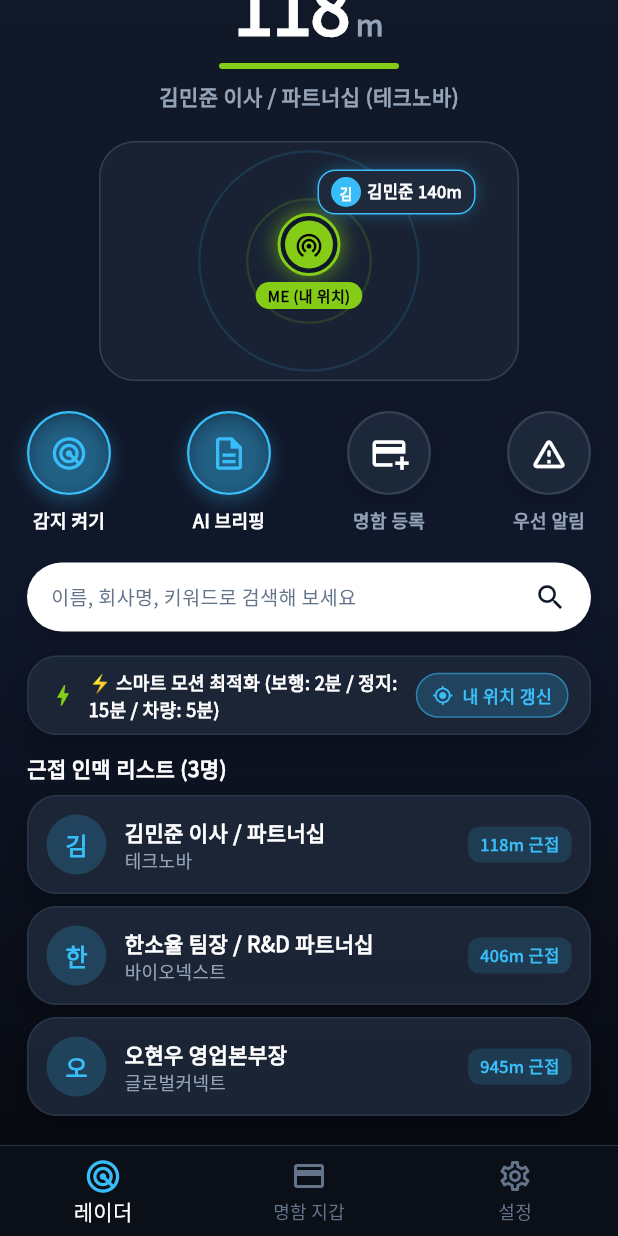
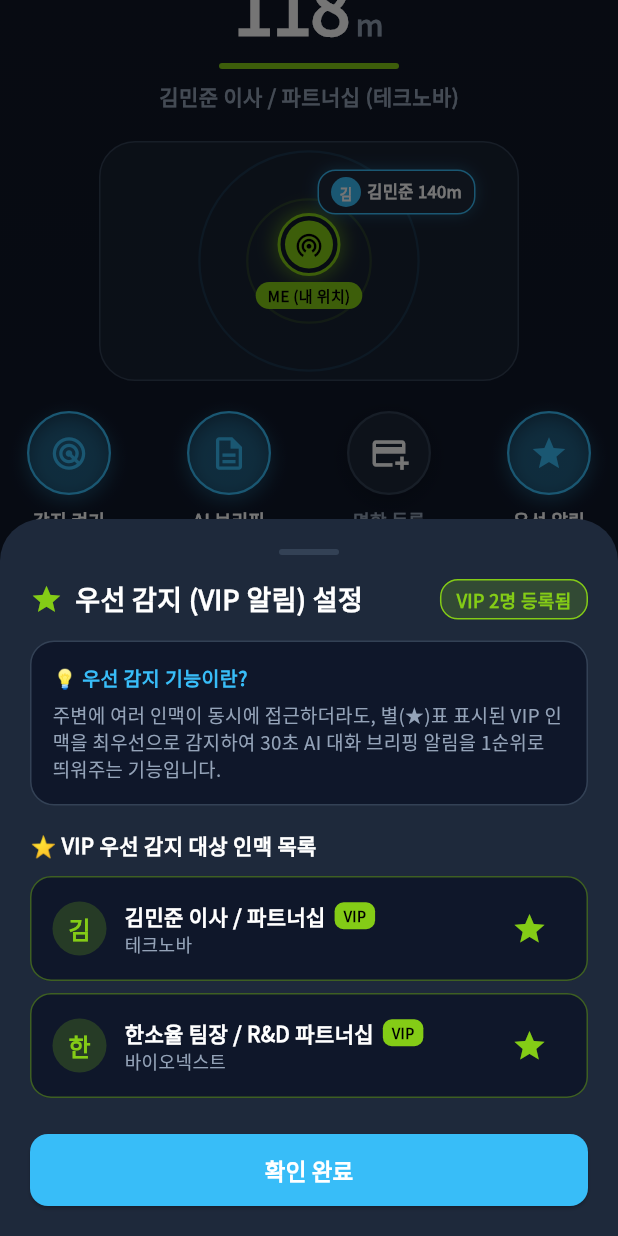
Before and after one commit to globe2030-git/connection-trace-ai-v2-flutter, a Flutter app: the screen it shows after launch, scrolled down 107 dp, after a tap on "우선 알림", on a phone screen of 412 x 824 dp. Run offline on Flutter 3.47's test engine with Material 3 defaults, Android fonts, the phone set to English and light mode, and no system bars; our stand-ins replace google_fonts, shared_preferences.

Commit message:
feat: add interactive PriorityModalView for managing VIP Priority Proximity Detection

```diff
--- a/lib/presentation/features/radar/view_models/radar_view_model.dart
+++ b/lib/presentation/features/radar/view_models/radar_view_model.dart
@@ -105,4 +105,8 @@ class RadarViewModel extends ChangeNotifier {
     _selectedContactForBriefing = null;
     notifyListeners();
   }
+
+  void togglePriority(String id) {
+    _contactsRepository.togglePriority(id);
+  }
 }
--- /dev/null
+++ b/lib/presentation/features/radar/views/priority_modal_view.dart
@@ -0,0 +1,199 @@
+import 'package:flutter/material.dart';
+import 'package:provider/provider.dart';
+import '../../../../core/theme/app_colors.dart';
+import '../view_models/radar_view_model.dart';
+
+class PriorityModalView extends StatelessWidget {
+  const PriorityModalView({super.key});
+
+  @override
+  Widget build(BuildContext context) {
+    final viewModel = context.watch<RadarViewModel>();
+    final allContacts = viewModel.filteredContacts;
+    final priorityContacts = allContacts.where((c) => c.isPriority).toList();
+
+    return Container(
+      padding: const EdgeInsets.all(20),
+      decoration: const BoxDecoration(
+        color: AppColors.cardDark,
+        borderRadius: BorderRadius.vertical(top: Radius.circular(28)),
+      ),
+      child: SafeArea(
+        child: Column(
+          mainAxisSize: MainAxisSize.min,
+          crossAxisAlignment: CrossAxisAlignment.start,
+          children: [
+            Center(
+              child: Container(
+                width: 40,
+                height: 4,
+                decoration: BoxDecoration(
+                  color: AppColors.borderDark,
+                  borderRadius: BorderRadius.circular(2),
+                ),
+              ),
+            ),
+            const SizedBox(height: 16),
+
+            Row(
+              mainAxisAlignment: MainAxisAlignment.spaceBetween,
+              children: [
+                const Row(
+                  children: [
+                    Icon(Icons.star, color: AppColors.accentLime, size: 22),
+                    SizedBox(width: 8),
+                    Text(
+                      '우선 감지 (VIP 알림) 설정',
+                      style: TextStyle(fontSize: 18, fontWeight: FontWeight.bold, color: AppColors.textPrimary),
+                    ),
+                  ],
+                ),
+                Container(
+                  padding: const EdgeInsets.symmetric(horizontal: 10, vertical: 4),
+                  decoration: BoxDecoration(
+                    color: AppColors.accentLime.withValues(alpha: 0.2),
+                    borderRadius: BorderRadius.circular(12),
+                    border: Border.all(color: AppColors.accentLime),
+                  ),
+                  child: Text(
+                    'VIP ${priorityContacts.length}명 등록됨',
+                    style: const TextStyle(fontSize: 12, fontWeight: FontWeight.bold, color: AppColors.accentLime),
+                  ),
+                )
+              ],
+            ),
+
+            const SizedBox(height: 14),
+
+            // How it works explanatory banner
+            Container(
+              padding: const EdgeInsets.all(14),
+              decoration: BoxDecoration(
+                color: AppColors.bgDarkSlate,
+                borderRadius: BorderRadius.circular(16),
+                border: Border.all(color: AppColors.borderDark),
+              ),
+              child: Column(
+                crossAxisAlignment: CrossAxisAlignment.start,
+                children: const [
+                  Text(
+                    '💡 우선 감지 기능이란?',
+                    style: TextStyle(fontSize: 13, fontWeight: FontWeight.bold, color: AppColors.accentSky),
+                  ),
+                  SizedBox(height: 6),
+                  Text(
+                    '주변에 여러 인맥이 동시에 접근하더라도, 별(★)표 표시된 VIP 인맥을 최우선으로 감지하여 30초 AI 대화 브리핑 알림을 1순위로 띄워주는 기능입니다.',
+                    style: TextStyle(fontSize: 12.5, color: AppColors.textSecondary, height: 1.4),
+                  ),
+                ],
+              ),
+            ),
+
+            const SizedBox(height: 16),
+
+            const Text(
+              '⭐ VIP 우선 감지 대상 인맥 목록',
+              style: TextStyle(fontSize: 14, fontWeight: FontWeight.bold, color: AppColors.textPrimary),
+            ),
+            const SizedBox(height: 10),
+
+            if (priorityContacts.isEmpty)
+              Container(
+                padding: const EdgeInsets.all(20),
+                width: double.infinity,
+                decoration: BoxDecoration(
+                  color: AppColors.bgDarkSlate,
+                  borderRadius: BorderRadius.circular(14),
+                ),
+                child: const Center(
+                  child: Text(
+                    '등록된 VIP 우선 감지 인맥이 없습니다.\n명함지갑에서 별(★) 아이콘을 눌러 VIP로 지정해 보세요!',
+                    textAlign: TextAlign.center,
+                    style: TextStyle(color: AppColors.textMuted, fontSize: 13, height: 1.4),
+                  ),
+                ),
+              )
+            else
+              ...priorityContacts.map((contact) {
+                return Container(
+                  margin: const EdgeInsets.only(bottom: 8),
+                  padding: const EdgeInsets.symmetric(horizontal: 14, vertical: 10),
+                  decoration: BoxDecoration(
+                    color: AppColors.bgDarkSlate,
+                    borderRadius: BorderRadius.circular(14),
+                    border: Border.all(color: AppColors.accentLime.withValues(alpha: 0.4)),
+                  ),
+                  child: Row(
+                    children: [
+                      CircleAvatar(
+                        radius: 18,
+                        backgroundColor: AppColors.accentLime.withValues(alpha: 0.2),
+                        backgroundImage: contact.avatarUrl != null ? NetworkImage(contact.avatarUrl!) : null,
+                        child: contact.avatarUrl == null
+                            ? Text(
+                                contact.name.substring(0, 1),
+                                style: const TextStyle(fontWeight: FontWeight.bold, color: AppColors.accentLime),
+                              )
+                            : null,
+                      ),
+                      const SizedBox(width: 12),
+                      Expanded(
+                        child: Column(
+                          crossAxisAlignment: CrossAxisAlignment.start,
+                          children: [
+                            Row(
+                              children: [
+                                Text(
+                                  '${contact.name} ${contact.title}',
+                                  style: const TextStyle(fontSize: 14, fontWeight: FontWeight.bold, color: AppColors.textPrimary),
+                                ),
+                                const SizedBox(width: 6),
+                                Container(
+                                  padding: const EdgeInsets.symmetric(horizontal: 6, vertical: 2),
+                                  decoration: BoxDecoration(
+                                    color: AppColors.accentLime,
+                                    borderRadius: BorderRadius.circular(6),
+                                  ),
+                                  child: const Text(
+                                    'VIP',
+                                    style: TextStyle(fontSize: 9.5, fontWeight: FontWeight.w900, color: Colors.black),
+                                  ),
+                                )
+                              ],
+                            ),
+                            Text(
+                              contact.company,
+                              style: const TextStyle(fontSize: 12, color: AppColors.textSecondary),
+                            ),
+                          ],
+                        ),
+                      ),
+                      IconButton(
+                        icon: const Icon(Icons.star, color: AppColors.accentLime),
+                        onPressed: () => viewModel.togglePriority(contact.id),
+                      )
+                    ],
+                  ),
+                );
+              }),
+
+            const SizedBox(height: 16),
+
+            SizedBox(
+              width: double.infinity,
+              height: 48,
+              child: ElevatedButton(
+                onPressed: () => Navigator.pop(context),
+                style: ElevatedButton.styleFrom(
+                  backgroundColor: AppColors.accentSky,
+                  shape: RoundedRectangleBorder(borderRadius: BorderRadius.circular(12)),
+                ),
+                child: const Text('확인 완료', style: TextStyle(fontSize: 15, fontWeight: FontWeight.bold, color: Colors.white)),
+              ),
+            )
+          ],
+        ),
+      ),
+    );
+  }
+}
--- a/lib/presentation/features/radar/views/radar_view.dart
+++ b/lib/presentation/features/radar/views/radar_view.dart
@@ -9,6 +9,7 @@ import '../view_models/radar_view_model.dart';
 import 'qr_code_modal_view.dart';
 import 'notification_center_modal_view.dart';
 import 'my_profile_modal_view.dart';
+import 'priority_modal_view.dart';
 import '../../briefing/views/briefing_overlay_view.dart';
 
 class RadarView extends StatelessWidget {
@@ -186,9 +187,17 @@ class RadarView extends StatelessWidget {
                           },
                         ),
                         ActionCircleButton(
-                          icon: Icons.warning_amber_rounded,
+                          icon: Icons.star,
                           label: '우선 알림',
-                          onTap: () {},
+                          isActive: true,
+                          onTap: () {
+                            showModalBottomSheet(
+                              context: context,
+                              isScrollControlled: true,
+                              backgroundColor: Colors.transparent,
+                              builder: (_) => const PriorityModalView(),
+                            );
+                          },
                         ),
                       ],
                     ),
```
